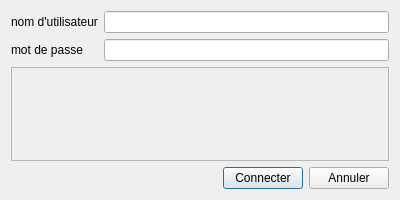
The window that ui/sign-in.ui (jerome-diver/OC-openFoodFacts) describes before a commit, drawn with Qt 5.
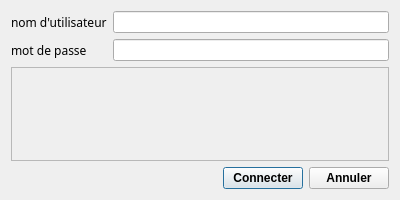
The same window after the commit. Icons and pictures are not drawn.

Diff of the .ui file:
```diff
--- a/ui/sign-in.ui
+++ b/ui/sign-in.ui
@@ -37,6 +37,12 @@
     <layout class="QGridLayout" name="gridLayout">
      <item row="0" column="0">
       <widget class="QLabel" name="label_username">
+       <property name="font">
+        <font>
+         <family>Ubuntu Condensed</family>
+         <pointsize>9</pointsize>
+        </font>
+       </property>
        <property name="text">
         <string>nom d'utilisateur</string>
        </property>
@@ -44,6 +50,12 @@
      </item>
      <item row="1" column="0">
       <widget class="QLabel" name="label_password">
+       <property name="font">
+        <font>
+         <family>Ubuntu Condensed</family>
+         <pointsize>9</pointsize>
+        </font>
+       </property>
        <property name="text">
         <string>mot de passe</string>
        </property>
@@ -129,6 +141,14 @@
          <height>50</height>
         </size>
        </property>
+       <property name="font">
+        <font>
+         <family>Ubuntu</family>
+         <pointsize>9</pointsize>
+         <weight>75</weight>
+         <bold>true</bold>
+        </font>
+       </property>
        <property name="text">
         <string>Connecter</string>
        </property>
@@ -136,6 +156,14 @@
      </item>
      <item>
       <widget class="QPushButton" name="cancel">
+       <property name="font">
+        <font>
+         <family>Ubuntu</family>
+         <pointsize>9</pointsize>
+         <weight>75</weight>
+         <bold>true</bold>
+        </font>
+       </property>
        <property name="text">
         <string>Annuler</string>
        </property>
```
